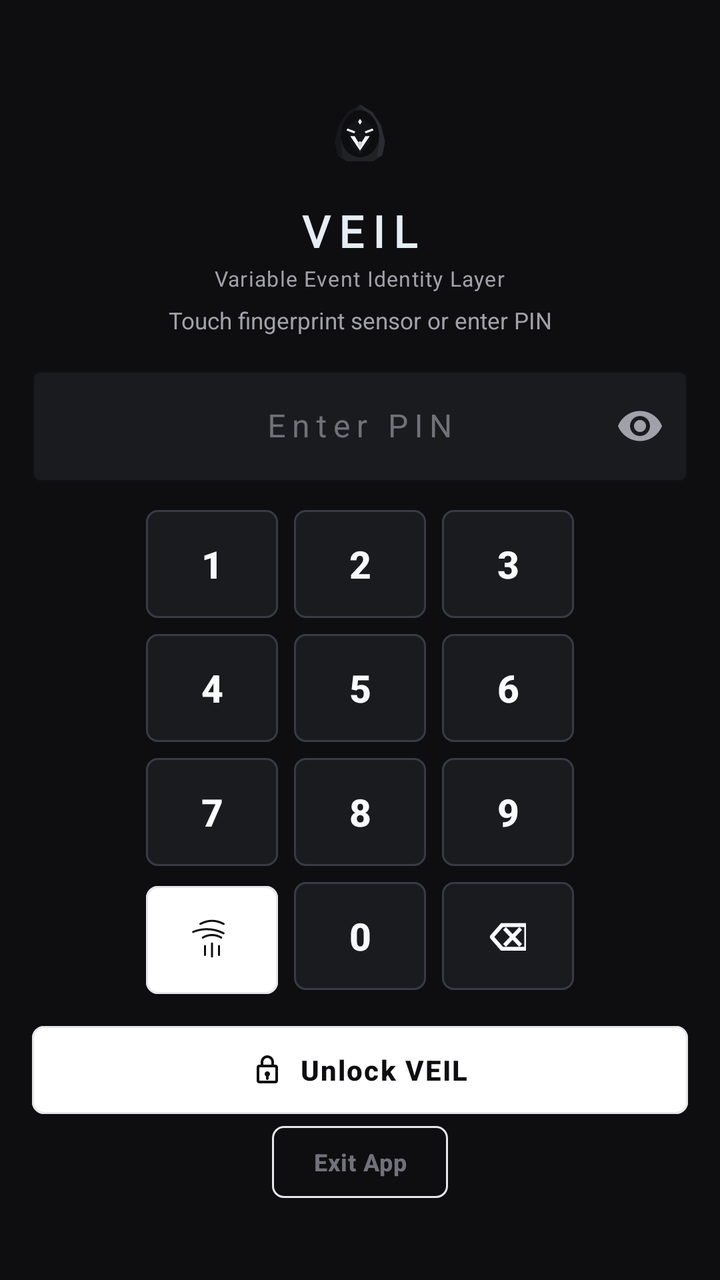
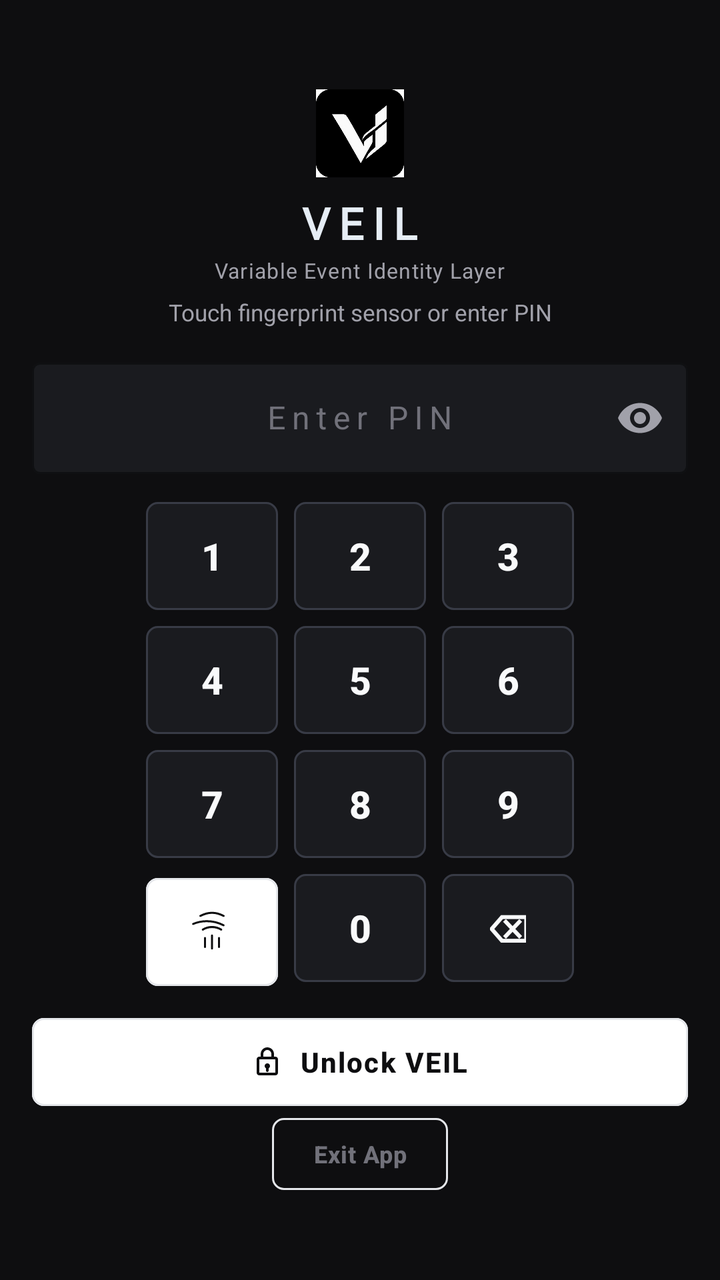

Screens rendered from an Android XML layout before and after an edit, with the pre-edit source and the edit as a unified diff.
<!-- AndroidManifest.xml: application theme Theme.Veil -->
<!-- res/layout/activity_auth_lock.xml -->
<?xml version="1.0" encoding="utf-8"?>
<androidx.core.widget.NestedScrollView xmlns:android="http://schemas.android.com/apk/res/android"
    xmlns:app="http://schemas.android.com/apk/res-auto"
    android:layout_width="match_parent"
    android:layout_height="match_parent"
    android:background="@color/veil_canvas"
    android:fitsSystemWindows="true"
    android:fillViewport="true">

    <LinearLayout
        android:layout_width="match_parent"
        android:layout_height="wrap_content"
        android:layout_gravity="center"
        android:gravity="center"
        android:orientation="vertical"
        android:paddingHorizontal="16dp"
        android:paddingVertical="12dp">

        
        <ImageView
            android:layout_width="52dp"
            android:layout_height="52dp"
            android:contentDescription="VEIL Emblem"
            android:src="@drawable/ic_launcher_foreground" />

        <TextView
            android:layout_width="wrap_content"
            android:layout_height="wrap_content"
            android:layout_marginTop="8dp"
            android:fontFamily="@font/orbitron"
            android:letterSpacing="0.20"
            android:text="VEIL"
            android:textColor="@color/veil_brand_silver"
            android:textSize="22sp"
            android:textStyle="bold" />

        <TextView
            android:layout_width="wrap_content"
            android:layout_height="wrap_content"
            android:layout_marginTop="2dp"
            android:letterSpacing="0.04"
            android:text="@string/app_full_name"
            android:textColor="@color/veil_text_medium"
            android:textSize="10.5sp" />

        <TextView
            android:id="@+id/tvLockPrompt"
            android:layout_width="wrap_content"
            android:layout_height="wrap_content"
            android:layout_marginTop="6dp"
            android:gravity="center"
            android:text="Touch fingerprint sensor or enter PIN"
            android:textColor="@color/veil_text_medium"
            android:textSize="11.5sp" />

        
        <com.google.android.material.textfield.TextInputLayout
            android:id="@+id/tilPassword"
            style="@style/Widget.MaterialComponents.TextInputLayout.OutlinedBox"
            android:layout_width="match_parent"
            android:layout_height="wrap_content"
            android:layout_marginTop="12dp"
            android:layout_marginBottom="10dp"
            android:maxWidth="280dp"
            android:textColorHint="@color/veil_text_low"
            app:boxBackgroundColor="@color/veil_surface_card"
            app:boxStrokeColor="@color/veil_accent_secure"
            app:hintTextColor="@color/veil_accent_secure"
            app:passwordToggleEnabled="true"
            app:passwordToggleTint="@color/veil_text_medium">

            <com.google.android.material.textfield.TextInputEditText
                android:id="@+id/etPassword"
                android:layout_width="match_parent"
                android:layout_height="wrap_content"
                android:gravity="center"
                android:hint="Enter PIN"
                android:inputType="numberPassword"
                android:maxLength="8"
                android:letterSpacing="0.2"
                android:maxLines="1"
                android:textColor="@color/veil_text_high"
                android:textSize="16sp" />
        </com.google.android.material.textfield.TextInputLayout>

        
        <GridLayout
            android:layout_width="wrap_content"
            android:layout_height="wrap_content"
            android:alignmentMode="alignMargins"
            android:columnCount="3"
            android:rowCount="4">

            
            <com.google.android.material.button.MaterialButton
                android:id="@+id/btnKey1"
                style="@style/Widget.Veil.Button.Secondary"
                android:layout_width="66dp"
                android:layout_height="54dp"
                android:layout_margin="4dp"
                android:insetTop="0dp"
                android:insetBottom="0dp"
                android:text="1"
                android:textSize="19sp" />

            <com.google.android.material.button.MaterialButton
                android:id="@+id/btnKey2"
                style="@style/Widget.Veil.Button.Secondary"
                android:layout_width="66dp"
                android:layout_height="54dp"
                android:layout_margin="4dp"
                android:insetTop="0dp"
                android:insetBottom="0dp"
                android:text="2"
                android:textSize="19sp" />

            <com.google.android.material.button.MaterialButton
                android:id="@+id/btnKey3"
                style="@style/Widget.Veil.Button.Secondary"
                android:layout_width="66dp"
                android:layout_height="54dp"
                android:layout_margin="4dp"
                android:insetTop="0dp"
                android:insetBottom="0dp"
                android:text="3"
                android:textSize="19sp" />

            
            <com.google.android.material.button.MaterialButton
                android:id="@+id/btnKey4"
                style="@style/Widget.Veil.Button.Secondary"
                android:layout_width="66dp"
                android:layout_height="54dp"
                android:layout_margin="4dp"
                android:insetTop="0dp"
                android:insetBottom="0dp"
                android:text="4"
                android:textSize="19sp" />

            <com.google.android.material.button.MaterialButton
                android:id="@+id/btnKey5"
                style="@style/Widget.Veil.Button.Secondary"
                android:layout_width="66dp"
                android:layout_height="54dp"
                android:layout_margin="4dp"
                android:insetTop="0dp"
                android:insetBottom="0dp"
                android:text="5"
                android:textSize="19sp" />

            <com.google.android.material.button.MaterialButton
                android:id="@+id/btnKey6"
                style="@style/Widget.Veil.Button.Secondary"
                android:layout_width="66dp"
                android:layout_height="54dp"
                android:layout_margin="4dp"
                android:insetTop="0dp"
                android:insetBottom="0dp"
                android:text="6"
                android:textSize="19sp" />

            
            <com.google.android.material.button.MaterialButton
                android:id="@+id/btnKey7"
                style="@style/Widget.Veil.Button.Secondary"
                android:layout_width="66dp"
                android:layout_height="54dp"
                android:layout_margin="4dp"
                android:insetTop="0dp"
                android:insetBottom="0dp"
                android:text="7"
                android:textSize="19sp" />

            <com.google.android.material.button.MaterialButton
                android:id="@+id/btnKey8"
                style="@style/Widget.Veil.Button.Secondary"
                android:layout_width="66dp"
                android:layout_height="54dp"
                android:layout_margin="4dp"
                android:insetTop="0dp"
                android:insetBottom="0dp"
                android:text="8"
                android:textSize="19sp" />

            <com.google.android.material.button.MaterialButton
                android:id="@+id/btnKey9"
                style="@style/Widget.Veil.Button.Secondary"
                android:layout_width="66dp"
                android:layout_height="54dp"
                android:layout_margin="4dp"
                android:insetTop="0dp"
                android:insetBottom="0dp"
                android:text="9"
                android:textSize="19sp" />

            
            <com.google.android.material.button.MaterialButton
                android:id="@+id/btnKeyBiometric"
                style="@style/Widget.Veil.Button.Primary"
                android:layout_width="66dp"
                android:layout_height="54dp"
                android:layout_margin="4dp"
                android:insetTop="0dp"
                android:insetBottom="0dp"
                android:contentDescription="Biometric Authentication"
                app:icon="@drawable/ic_fingerprint_biometric"
                app:iconGravity="textStart"
                app:iconPadding="0dp"
                app:iconSize="24dp"
                app:iconTint="@color/veil_button_primary_text" />

            <com.google.android.material.button.MaterialButton
                android:id="@+id/btnKey0"
                style="@style/Widget.Veil.Button.Secondary"
                android:layout_width="66dp"
                android:layout_height="54dp"
                android:layout_margin="4dp"
                android:insetTop="0dp"
                android:insetBottom="0dp"
                android:text="0"
                android:textSize="19sp" />

            <com.google.android.material.button.MaterialButton
                android:id="@+id/btnKeyDelete"
                style="@style/Widget.Veil.Button.Secondary"
                android:layout_width="66dp"
                android:layout_height="54dp"
                android:layout_margin="4dp"
                android:insetTop="0dp"
                android:insetBottom="0dp"
                android:text="⌫"
                android:textSize="19sp" />
        </GridLayout>

        
        <com.google.android.material.button.MaterialButton
            android:id="@+id/btnUnlockSubmit"
            style="@style/Widget.Veil.Button.Primary"
            android:layout_width="match_parent"
            android:layout_height="44dp"
            android:layout_marginTop="12dp"
            android:maxWidth="260dp"
            android:text="Unlock VEIL"
            app:icon="@drawable/ic_lock_closed"
            app:iconGravity="textStart"
            app:iconPadding="8dp"
            app:iconSize="16dp" />

        
        <com.google.android.material.button.MaterialButton
            android:id="@+id/btnKeyCancel"
            style="@style/Widget.Veil.Button.Borderless"
            android:layout_width="wrap_content"
            android:layout_height="36dp"
            android:layout_marginTop="6dp"
            android:text="Exit App"
            android:textColor="@color/veil_text_low"
            android:textSize="12sp" />

    </LinearLayout>
</androidx.core.widget.NestedScrollView>
<!-- resources referenced by this layout -->
<resources>
  <color name="veil_accent_secure">#F3F4F6</color>
  <color name="veil_brand_silver">#E6EDF5</color>
  <color name="veil_button_primary_text">#0E0E10</color>
  <color name="veil_canvas">#0E0E10</color>
  <color name="veil_surface_card">#1A1B1F</color>
  <color name="veil_text_high">#F9FAFB</color>
  <color name="veil_text_low">#71717A</color>
  <color name="veil_text_medium">#A1A1AA</color>
  <!-- drawable ic_launcher_foreground (drawable) -->
  <?xml version="1.0" encoding="utf-8"?>
  <vector xmlns:android="http://schemas.android.com/apk/res/android"
      android:width="108dp"
      android:height="108dp"
      android:viewportWidth="108"
      android:viewportHeight="108">
  
      
      <path
          android:fillColor="#FF202226"
          android:pathData="M54,24 L41,32 L32,46 L28,63 L31,77 L40,83 L68,83 L77,77 L80,63 L76,46 L67,32 Z" />
  
      
      <path
          android:fillColor="#FF17181C"
          android:pathData="M54,24 L41,32 L32,46 L28,63 L31,77 L36,79 L34,62 L39,47 L47,35 Z" />
  
      <path
          android:fillColor="#FF2A2C32"
          android:pathData="M54,24 L67,32 L76,46 L80,63 L77,77 L72,79 L74,62 L69,47 L61,35 Z" />
  
      
      <path
          android:fillColor="#FF0E0E10"
          android:pathData="M54,30 C43,30 35,42 34,56 C34,68 42,78 54,79 C66,78 74,68 74,56 C73,42 65,30 54,30 Z" />
  
      
      <path
          android:fillColor="#FF141518"
          android:pathData="M54,37 L41,47 L44,65 L54,76 L64,65 L67,47 Z" />
  
      
      <path
          android:fillColor="#FFFFFFFF"
          android:pathData="M41,49 L49,52 L48,54 L40,51 Z" />
  
      <path
          android:fillColor="#FFFFFFFF"
          android:pathData="M67,49 L59,52 L60,54 L68,51 Z" />
  
      
      <path
          android:fillColor="#FFE5E7EB"
          android:pathData="M42,50 L48,52.5 L47.5,53.5 L41.5,51 Z" />
  
      <path
          android:fillColor="#FFE5E7EB"
          android:pathData="M66,50 L60,52.5 L60.5,53.5 L66.5,51 Z" />
  
      
      <path
          android:fillColor="#FFFFFFFF"
          android:pathData="M44,57 L54,72 L64,57 L59.5,57 L54,66 L48.5,57 Z" />
  
      
      <path
          android:fillColor="#FFD1D5DB"
          android:pathData="M51,64 L54,69 L57,64 L54,62 Z" />
  
      
      <path
          android:fillColor="#FFFFFFFF"
          android:pathData="M54,39 L56,42 L54,45 L52,42 Z" />
  
      <path
          android:fillColor="#FFD1D5DB"
          android:pathData="M54,41 L55,42 L54,43 L53,42 Z" />
  
  </vector>
  <string name="app_full_name">Variable Event Identity Layer</string>
  <color name="veil_button_primary_bg">#FFFFFF</color>
  <color name="veil_button_secondary_border">#383B46</color>
  <color name="md_theme_dark_primary">#FFFFFF</color>
  <color name="md_theme_dark_onPrimary">#0E0E10</color>
  <color name="md_theme_dark_primaryContainer">#22242A</color>
  <color name="md_theme_dark_onPrimaryContainer">#F9FAFB</color>
  <color name="md_theme_dark_inversePrimary">#0E0E10</color>
  <color name="md_theme_dark_secondary">#E4E4E7</color>
  <color name="md_theme_dark_onSecondary">#0E0E10</color>
  <color name="md_theme_dark_secondaryContainer">#1A1B1F</color>
  <color name="md_theme_dark_onSecondaryContainer">#F9FAFB</color>
  <color name="md_theme_dark_tertiary">#E4E4E7</color>
  <color name="md_theme_dark_onTertiary">#0E0E10</color>
  <color name="md_theme_dark_tertiaryContainer">#1A1B1F</color>
  <color name="md_theme_dark_onTertiaryContainer">#F9FAFB</color>
  <color name="veil_surface">#141518</color>
  <color name="veil_hairline">#32353D</color>
  <color name="veil_hairline_bright">#464954</color>
  <style name="Widget.Veil.Card" parent="Widget.Material3.CardView.Filled">
          <item name="cardBackgroundColor">@color/veil_surface_card</item>
          <item name="cardCornerRadius">8dp</item>
          <item name="cardElevation">0dp</item>
          <item name="strokeColor">@color/veil_hairline</item>
          <item name="strokeWidth">1dp</item>
      </style>
  <!-- unchanged entries left out for length: 11 -->
</resources>

<!-- the commit's change to res/layout/activity_auth_lock.xml (unified diff, before → after) -->
@@ -18,10 +18,10 @@
 
         
         <ImageView
-            android:layout_width="52dp"
-            android:layout_height="52dp"
+            android:layout_width="44dp"
+            android:layout_height="44dp"
             android:contentDescription="VEIL Emblem"
-            android:src="@drawable/ic_launcher_foreground" />
+            android:src="@drawable/veil_official_logo" />
 
         <TextView
             android:layout_width="wrap_content"
<!-- resource entries referenced after the edit -->
@@ -8,76 +8,7 @@
   <color name="veil_text_high">#F9FAFB</color>
   <color name="veil_text_low">#71717A</color>
   <color name="veil_text_medium">#A1A1AA</color>
-  <!-- drawable ic_launcher_foreground (drawable) -->
-  <?xml version="1.0" encoding="utf-8"?>
-  <vector xmlns:android="http://schemas.android.com/apk/res/android"
-      android:width="108dp"
-      android:height="108dp"
-      android:viewportWidth="108"
-      android:viewportHeight="108">
-  
-      
-      <path
-          android:fillColor="#FF202226"
-          android:pathData="M54,24 L41,32 L32,46 L28,63 L31,77 L40,83 L68,83 L77,77 L80,63 L76,46 L67,32 Z" />
-  
-      
-      <path
-          android:fillColor="#FF17181C"
-          android:pathData="M54,24 L41,32 L32,46 L28,63 L31,77 L36,79 L34,62 L39,47 L47,35 Z" />
-  
-      <path
-          android:fillColor="#FF2A2C32"
-          android:pathData="M54,24 L67,32 L76,46 L80,63 L77,77 L72,79 L74,62 L69,47 L61,35 Z" />
-  
-      
-      <path
-          android:fillColor="#FF0E0E10"
-          android:pathData="M54,30 C43,30 35,42 34,56 C34,68 42,78 54,79 C66,78 74,68 74,56 C73,42 65,30 54,30 Z" />
-  
-      
-      <path
-          android:fillColor="#FF141518"
-          android:pathData="M54,37 L41,47 L44,65 L54,76 L64,65 L67,47 Z" />
-  
-      
-      <path
-          android:fillColor="#FFFFFFFF"
-          android:pathData="M41,49 L49,52 L48,54 L40,51 Z" />
-  
-      <path
-          android:fillColor="#FFFFFFFF"
-          android:pathData="M67,49 L59,52 L60,54 L68,51 Z" />
-  
-      
-      <path
-          android:fillColor="#FFE5E7EB"
-          android:pathData="M42,50 L48,52.5 L47.5,53.5 L41.5,51 Z" />
-  
-      <path
-          android:fillColor="#FFE5E7EB"
-          android:pathData="M66,50 L60,52.5 L60.5,53.5 L66.5,51 Z" />
-  
-      
-      <path
-          android:fillColor="#FFFFFFFF"
-          android:pathData="M44,57 L54,72 L64,57 L59.5,57 L54,66 L48.5,57 Z" />
-  
-      
-      <path
-          android:fillColor="#FFD1D5DB"
-          android:pathData="M51,64 L54,69 L57,64 L54,62 Z" />
-  
-      
-      <path
-          android:fillColor="#FFFFFFFF"
-          android:pathData="M54,39 L56,42 L54,45 L52,42 Z" />
-  
-      <path
-          android:fillColor="#FFD1D5DB"
-          android:pathData="M54,41 L55,42 L54,43 L53,42 Z" />
-  
-  </vector>
+  <!-- drawable veil_official_logo: jpg bitmap (drawable, 14400 bytes) -->
   <string name="app_full_name">Variable Event Identity Layer</string>
   <color name="veil_button_primary_bg">#FFFFFF</color>
   <color name="veil_button_secondary_border">#383B46</color>
@@ -102,7 +33,7 @@
           <item name="cardCornerRadius">8dp</item>
           <item name="cardElevation">0dp</item>
           <item name="strokeColor">@color/veil_hairline</item>
-          <item name="strokeWidth">1dp</item>
+          <item name="strokeWidth">0dp</item>
       </style>
   <!-- unchanged entries left out for length: 11 -->
 </resources>
